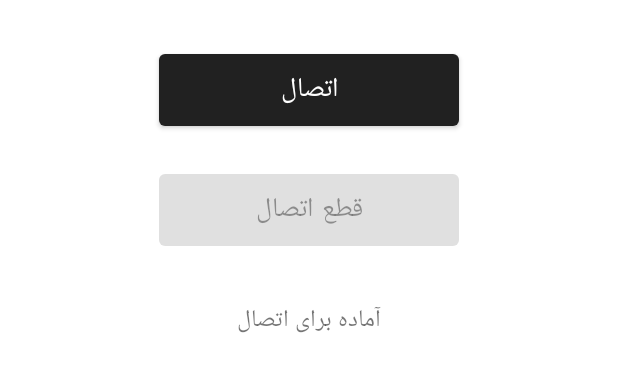
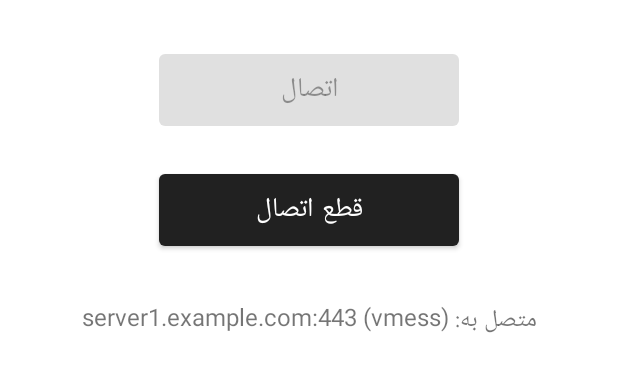
Before and after one commit to bigbadcowqt/PidaVpngit, an Android app: the screen it shows after launch (MainActivity), after a tap on "اتصال", on a phone screen of 412 x 824 dp, the part 514-906 px from its top. Run offline under Robolectric (Android 15) with nearby library versions, the phone set to English and light mode, and no system bars.

Commit message:
ساده‌سازی برنامه و تمرکز بر مدیریت کانفیگ

```diff
--- a/app/src/main/java/com/pidavpn/app/MainActivity.java
+++ b/app/src/main/java/com/pidavpn/app/MainActivity.java
@@ -2,42 +2,28 @@ package com.pidavpn.app;
 
 import androidx.appcompat.app.AppCompatActivity;
 import android.content.Intent;
-import android.content.ComponentName;
-import android.content.ServiceConnection;
+import android.net.Uri;
 import android.os.Bundle;
-import android.os.IBinder;
 import android.view.View;
 import android.widget.Button;
 import android.widget.TextView;
 import android.widget.Toast;
+import com.google.gson.Gson;
+import com.google.gson.JsonObject;
 
 public class MainActivity extends AppCompatActivity {
-    private Button connectButton, disconnectButton;
+    private Button connectButton, disconnectButton, addConfigButton;
     private TextView statusText;
-    private VpnService vpnService;
-    private boolean isBound = false;
+    private boolean isConnected = false;
 
-    // کانفیگ‌های از پیش تعریف شده (مقادیر نمونه)
+    // نمونه کانفیگ‌های V2Ray (می‌توانید اینها را با کانفیگ‌های واقعی خود جایگزین کنید)
     private final String[] vpnConfigs = {
-        "{\"protocol\": \"vmess\", \"server\": \"server1.example.com\", \"port\": 443, \"username\": \"user1\", \"password\": \"pass1\"}",
-        "{\"protocol\": \"vless\", \"server\": \"server2.example.com\", \"port\": 80, \"username\": \"user2\", \"password\": \"pass2\"}",
-        "{\"protocol\": \"vmess\", \"server\": \"server3.example.com\", \"port\": 443, \"username\": \"user3\", \"password\": \"pass3\"}"
+        "{\"protocol\": \"vmess\", \"server\": \"server1.example.com\", \"port\": 443, \"id\": \"your-uuid-here\"}",
+        "{\"protocol\": \"vless\", \"server\": \"server2.example.com\", \"port\": 80, \"id\": \"your-uuid-here\"}",
+        "{\"protocol\": \"trojan\", \"server\": \"server3.example.com\", \"port\": 443, \"password\": \"your-password\"}"
     };
 
-    private ServiceConnection connection = new ServiceConnection() {
-        @Override
-        public void onServiceConnected(ComponentName className, IBinder service) {
-            VpnService.LocalBinder binder = (VpnService.LocalBinder) service;
-            vpnService = binder.getService();
-            isBound = true;
-            updateUI();
-        }
-
-        @Override
-        public void onServiceDisconnected(ComponentName arg0) {
-            isBound = false;
-        }
-    };
+    private int currentConfigIndex = 0;
 
     @Override
     protected void onCreate(Bundle savedInstanceState) {
@@ -49,70 +35,99 @@ public class MainActivity extends AppCompatActivity {
         disconnectButton = findViewById(R.id.disconnectButton);
         statusText = findViewById(R.id.statusText);
 
+        // اضافه کردن دکمه جدید برای افزودن کانفیگ
+        addConfigButton = new Button(this);
+        addConfigButton.setText("افزودن کانفیگ");
+        addConfigButton.setOnClickListener(new View.OnClickListener() {
+            @Override
+            public void onClick(View v) {
+                addNewConfig();
+            }
+        });
+
         connectButton.setOnClickListener(new View.OnClickListener() {
             @Override
             public void onClick(View v) {
-                connectToVpn();
+                if (!isConnected) {
+                    connectToVpn();
+                }
             }
         });
 
         disconnectButton.setOnClickListener(new View.OnClickListener() {
             @Override
             public void onClick(View v) {
-                disconnectFromVpn();
+                if (isConnected) {
+                    disconnectFromVpn();
+                }
             }
         });
 
-        // Start and bind to the VPN service
-        Intent intent = new Intent(this, VpnService.class);
-        startService(intent);
-        bindService(intent, connection, BIND_AUTO_CREATE);
-    }
-
-    @Override
-    protected void onDestroy() {
-        super.onDestroy();
-        if (isBound) {
-            unbindService(connection);
-            isBound = false;
-        }
+        updateUI();
     }
 
     private void connectToVpn() {
-        if (isBound && vpnService != null && !vpnService.isRunning()) {
-            // استفاده از اولین کانفیگ
-            String config = vpnConfigs[0];
+        if (currentConfigIndex < vpnConfigs.length) {
+            String configJson = vpnConfigs[currentConfigIndex];
 
-            Intent intent = new Intent(this, VpnService.class);
-            intent.setAction("connect");
-            intent.putExtra("config", config);
-            startService(intent);
+            try {
+                Gson gson = new Gson();
+                JsonObject config = gson.fromJson(configJson, JsonObject.class);
 
-            Toast.makeText(this, "در حال اتصال...", Toast.LENGTH_SHORT).show();
+                String server = config.get("server").getAsString();
+                int port = config.get("port").getAsInt();
+                String protocol = config.get("protocol").getAsString();
+
+                // شبیه‌سازی اتصال
+                isConnected = true;
+                updateUI();
+
+                // نمایش اطلاعات اتصال
+                statusText.setText("متصل به: " + server + ":" + port + " (" + protocol + ")");
+                Toast.makeText(this, "اتصال برقرار شد", Toast.LENGTH_SHORT).show();
+
+                // اینجا می‌توانید Intent برای باز کردن برنامه VPN دیگر اضافه کنید
+                // openVpnApp(config);
+
+            } catch (Exception e) {
+                Toast.makeText(this, "خطا در پردازش کانفیگ", Toast.LENGTH_SHORT).show();
+            }
+        } else {
+            Toast.makeText(this, "لطفاً ابتدا کانفیگ اضافه کنید", Toast.LENGTH_SHORT).show();
         }
     }
 
     private void disconnectFromVpn() {
-        if (isBound && vpnService != null && vpnService.isRunning()) {
-            Intent intent = new Intent(this, VpnService.class);
-            intent.setAction("disconnect");
-            startService(intent);
+        isConnected = false;
+        updateUI();
+        statusText.setText("آماده برای اتصال");
+        Toast.makeText(this, "اتصال قطع شد", Toast.LENGTH_SHORT).show();
+    }
 
-            Toast.makeText(this, "در حال قطع اتصال...", Toast.LENGTH_SHORT).show();
+    private void addNewConfig() {
+        // این متد می‌تواند یک Dialog برای وارد کردن کانفیگ جدید نمایش دهد
+        Toast.makeText(this, "قابلیت افزودن کانفیغ به زودی اضافه خواهد شد", Toast.LENGTH_SHORT).show();
+    }
+
+    private void updateUI() {
+        if (isConnected) {
+            connectButton.setEnabled(false);
+            disconnectButton.setEnabled(true);
+        } else {
+            connectButton.setEnabled(true);
+            disconnectButton.setEnabled(false);
         }
     }
 
-    private void updateUI() {
-        if (isBound && vpnService != null) {
-            if (vpnService.isRunning()) {
-                connectButton.setEnabled(false);
-                disconnectButton.setEnabled(true);
-                statusText.setText("متصل شده");
-            } else {
-                connectButton.setEnabled(true);
-                disconnectButton.setEnabled(false);
-                statusText.setText("آماده برای اتصال");
-            }
+    // متد برای باز کردن برنامه‌های VPN دیگر (اختیاری)
+    private void openVpnApp(JsonObject config) {
+        try {
+            // نمونه: باز کردن OpenVPN با config
+            Intent intent = new Intent(Intent.ACTION_VIEW);
+            intent.setDataAndType(Uri.parse("content://path/to/your/config.ovpn"), "application/x-openvpn-profile");
+            startActivity(intent);
+        } catch (Exception e) {
+            Toast.makeText(this, "برنامه VPN یافت نشد", Toast.LENGTH_SHORT).show();
         }
     }
 }
```
Also changed, not shown: app/build.gradle (+3 -5 lines).
